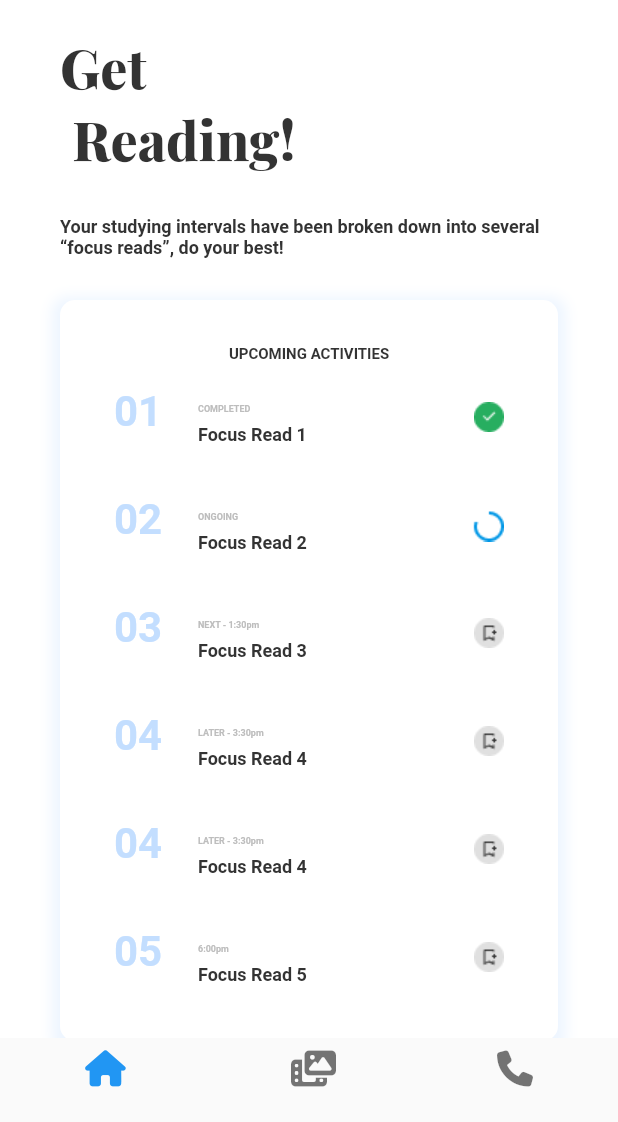
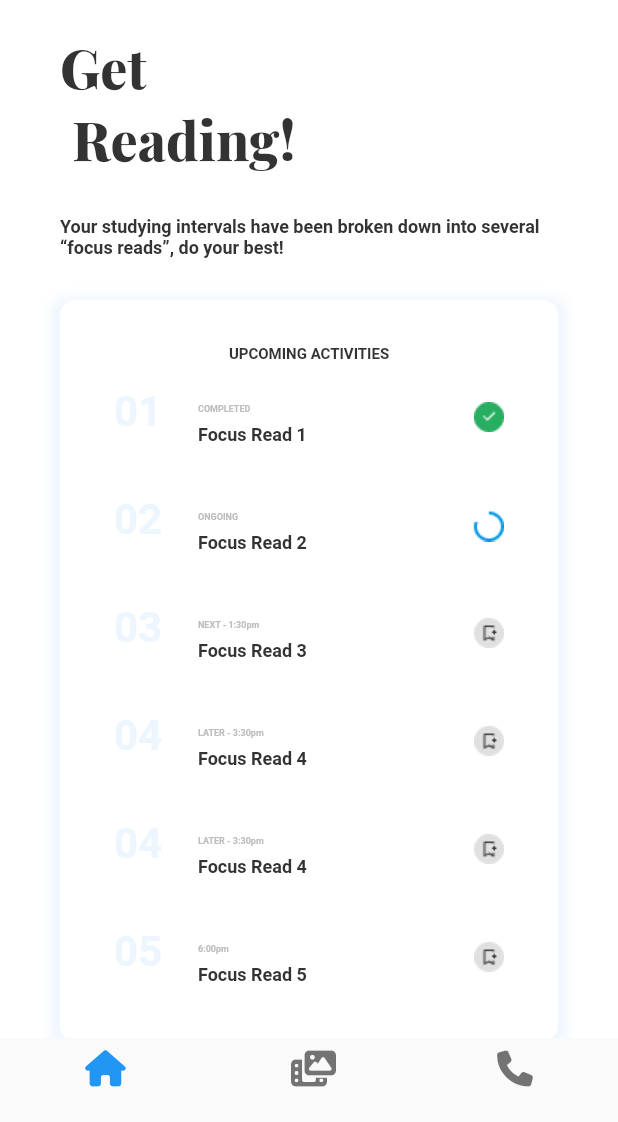
Before and after one commit to michael-stac/reminder, a Flutter app: the ScreenTwo screen opened directly, on a phone screen of 412 x 824 dp, the part 114-1236 px from its top. Run offline on Flutter 3.47's test engine with Material 2 defaults, Android fonts, the phone set to English and light mode, and no system bars; our stand-ins replace font_awesome_flutter, google_fonts.

Commit message:
colors reformated in screen_two.dart

```diff
--- a/lib/Screen/screen_two.dart
+++ b/lib/Screen/screen_two.dart
@@ -52,7 +52,7 @@ class _ScreenTwoState extends State<ScreenTwo> {
                         style: GoogleFonts.roboto(
                             fontSize: 12,
                             fontWeight: FontWeight.w400,
-                            color: const Color(0xff4F4F4F)),
+                            color: AppColors.staticLiver),
                       )
                     ],
                   ),
@@ -64,7 +64,7 @@ class _ScreenTwoState extends State<ScreenTwo> {
                     style: GoogleFonts.playfairDisplay(
                         fontWeight: FontWeight.w700,
                         fontSize: 36,
-                        color: const Color(0xff333333)),
+                        color: AppColors.black),
                   ),
                   const SizedBox(
                     height: 28,
@@ -112,21 +112,21 @@ class _ScreenTwoState extends State<ScreenTwo> {
                             style: GoogleFonts.roboto(
                                 fontWeight: FontWeight.w700,
                                 fontSize: 28,
-                                color: const Color(0xffC3DEFF)),
+                                color: AppColors.softBlue),
                           ),
                           title: Text(
                             "COMPLETED",
                             style: GoogleFonts.roboto(
                                 fontWeight: FontWeight.w500,
                                 fontSize: 6,
-                                color: const Color(0xffBDBDBD)),
+                                color: AppColors.gray),
                           ),
                           subtitle: Text(
                             "Focus Read 1",
                             style: GoogleFonts.roboto(
                                 fontWeight: FontWeight.w500,
                                 fontSize: 12,
-                                color: const Color(0xff333333)),
+                                color: AppColors.black,)
                           ),
                           trailing: const Image(
                             image: AssetImage(("assets/images/loading.png")),
@@ -138,21 +138,21 @@ class _ScreenTwoState extends State<ScreenTwo> {
                             style: GoogleFonts.roboto(
                                 fontWeight: FontWeight.w700,
                                 fontSize: 28,
-                                color: const Color(0xffC3DEFF)),
+                                color: AppColors.softBlue),
                           ),
                           title: Text(
                             "ONGOING",
                             style: GoogleFonts.roboto(
                                 fontWeight: FontWeight.w500,
                                 fontSize: 6,
-                                color: const Color(0xffBDBDBD)),
+                                color: AppColors.gray),
                           ),
                           subtitle: Text(
                             "Focus Read 2",
                             style: GoogleFonts.roboto(
                                 fontWeight: FontWeight.w500,
                                 fontSize: 12,
-                                color: const Color(0xff333333)),
+                              color: AppColors.black,),
                           ),
                           trailing: const Image(
                             image: AssetImage(("assets/images/progress.png")),
@@ -164,21 +164,21 @@ class _ScreenTwoState extends State<ScreenTwo> {
                             style: GoogleFonts.roboto(
                                 fontWeight: FontWeight.w700,
                                 fontSize: 28,
-                                color: const Color(0xffC3DEFF)),
+                                color: AppColors.softBlue),
                           ),
                           title: Text(
                             "NEXT - 1:30pm",
                             style: GoogleFonts.roboto(
                                 fontWeight: FontWeight.w500,
                                 fontSize: 6,
-                                color: const Color(0xffBDBDBD)),
+                                color: AppColors.gray),
                           ),
                           subtitle: Text(
                             "Focus Read 3",
                             style: GoogleFonts.roboto(
                                 fontWeight: FontWeight.w500,
                                 fontSize: 12,
-                                color: const Color(0xff333333)),
+                                color: AppColors.black),
                           ),
                           trailing: const Image(
                             image: AssetImage(("assets/images/downlod.png")),
@@ -190,21 +190,21 @@ class _ScreenTwoState extends State<ScreenTwo> {
                             style: GoogleFonts.roboto(
                                 fontWeight: FontWeight.w700,
                                 fontSize: 28,
-                                color: const Color(0xffC3DEFF)),
+                                color: AppColors.softBlue),
                           ),
                           title: Text(
                             "LATER - 3:30pm",
                             style: GoogleFonts.roboto(
                                 fontWeight: FontWeight.w500,
                                 fontSize: 6,
-                                color: const Color(0xffBDBDBD)),
+                                color: AppColors.gray),
                           ),
                           subtitle: Text(
                             "Focus Read 4",
                             style: GoogleFonts.roboto(
                                 fontWeight: FontWeight.w500,
                                 fontSize: 12,
-                                color: const Color(0xff333333)),
+                                color: AppColors.black),
                           ),
                           trailing: const Image(
                             image: AssetImage(("assets/images/downlod.png")),
@@ -216,21 +216,21 @@ class _ScreenTwoState extends State<ScreenTwo> {
                             style: GoogleFonts.roboto(
                                 fontWeight: FontWeight.w700,
                                 fontSize: 28,
-                                color: const Color(0xffC3DEFF)),
+                                color: AppColors.softBlue),
                           ),
                           title: Text(
                             "LATER - 3:30pm",
                             style: GoogleFonts.roboto(
                                 fontWeight: FontWeight.w500,
                                 fontSize: 6,
-                                color: const Color(0xffBDBDBD)),
+                                color: AppColors.gray),
                           ),
                           subtitle: Text(
                             "Focus Read 4",
                             style: GoogleFonts.roboto(
                                 fontWeight: FontWeight.w500,
                                 fontSize: 12,
-                                color: const Color(0xff333333)),
+                                color: AppColors.black),
                           ),
                           trailing: const Image(
                             image: AssetImage(("assets/images/downlod.png")),
@@ -242,21 +242,21 @@ class _ScreenTwoState extends State<ScreenTwo> {
                             style: GoogleFonts.roboto(
                                 fontWeight: FontWeight.w700,
                                 fontSize: 28,
-                                color: const Color(0xffC3DEFF)),
+                                color: AppColors.softBlue),
                           ),
                           title: Text(
                             "6:00pm",
                             style: GoogleFonts.roboto(
                                 fontWeight: FontWeight.w500,
                                 fontSize: 6,
-                                color: const Color(0xffBDBDBD)),
+                                color: AppColors.gray),
                           ),
                           subtitle: Text(
                             "Focus Read 5",
                             style: GoogleFonts.roboto(
                                 fontWeight: FontWeight.w500,
                                 fontSize: 12,
-                                color: const Color(0xff333333)),
+                                color: AppColors.black),
                           ),
                           trailing: const Image(
                             image: AssetImage(("assets/images/downlod.png")),
--- a/lib/Styles/colors.dart
+++ b/lib/Styles/colors.dart
@@ -6,6 +6,8 @@ class AppColors {
   static const black = Color(0xff333333);
   static const softBlue = Color(0xffEDF5FF);
   static const vanadyBlue = Color(0xff0097E6);
+  static const gray = Color(0xffBDBDBD);
+  static const staticLiver = Color(0xff4F4F4F);
 
 }
 
```
